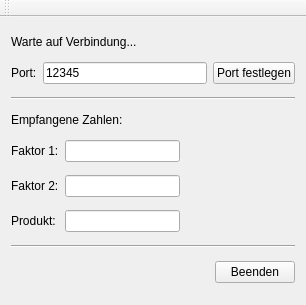
Above: Server/server.ui from FloAntretter/QTServerClient before the change. Below: the same form after it.
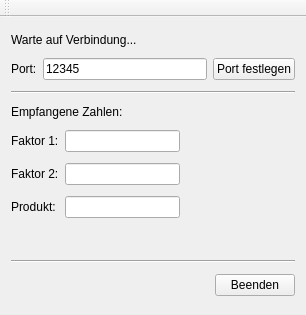
That is the form after the change.

Commit message:
Server grundlegend fertig
Rücksenden funktioniert. GUI wurde updated.

The edit to the form file:
```diff
--- a/Server/server.ui
+++ b/Server/server.ui
@@ -7,7 +7,7 @@
     <x>0</x>
     <y>0</y>
     <width>306</width>
-    <height>305</height>
+    <height>315</height>
    </rect>
   </property>
   <property name="windowTitle">
@@ -163,6 +163,39 @@
       </item>
      </layout>
     </item>
+    <item>
+     <layout class="QHBoxLayout" name="horizontalLayout_6">
+      <item>
+       <widget class="QLabel" name="resultSentLabel">
+        <property name="sizePolicy">
+         <sizepolicy hsizetype="Fixed" vsizetype="Preferred">
+          <horstretch>0</horstretch>
+          <verstretch>0</verstretch>
+         </sizepolicy>
+        </property>
+        <property name="text">
+         <string/>
+        </property>
+       </widget>
+      </item>
+      <item>
+       <spacer name="verticalSpacer">
+        <property name="orientation">
+         <enum>Qt::Vertical</enum>
+        </property>
+        <property name="sizeType">
+         <enum>QSizePolicy::Fixed</enum>
+        </property>
+        <property name="sizeHint" stdset="0">
+         <size>
+          <width>20</width>
+          <height>20</height>
+         </size>
+        </property>
+       </spacer>
+      </item>
+     </layout>
+    </item>
     <item>
      <widget class="Line" name="line">
       <property name="orientation">
```
The commit also changes 1 other file.
